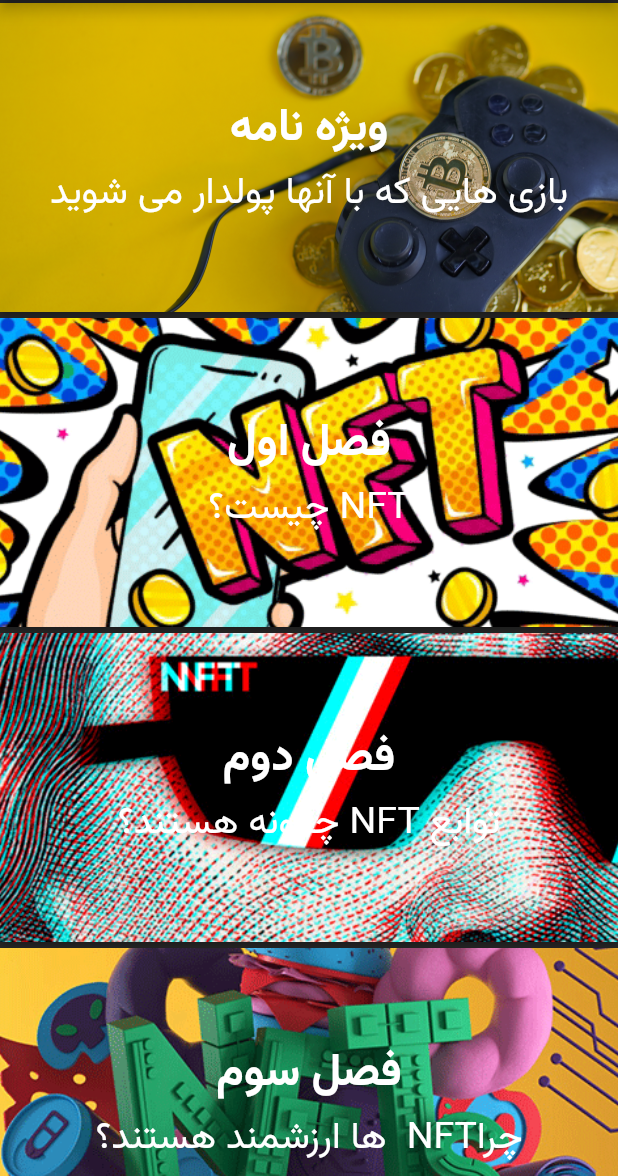
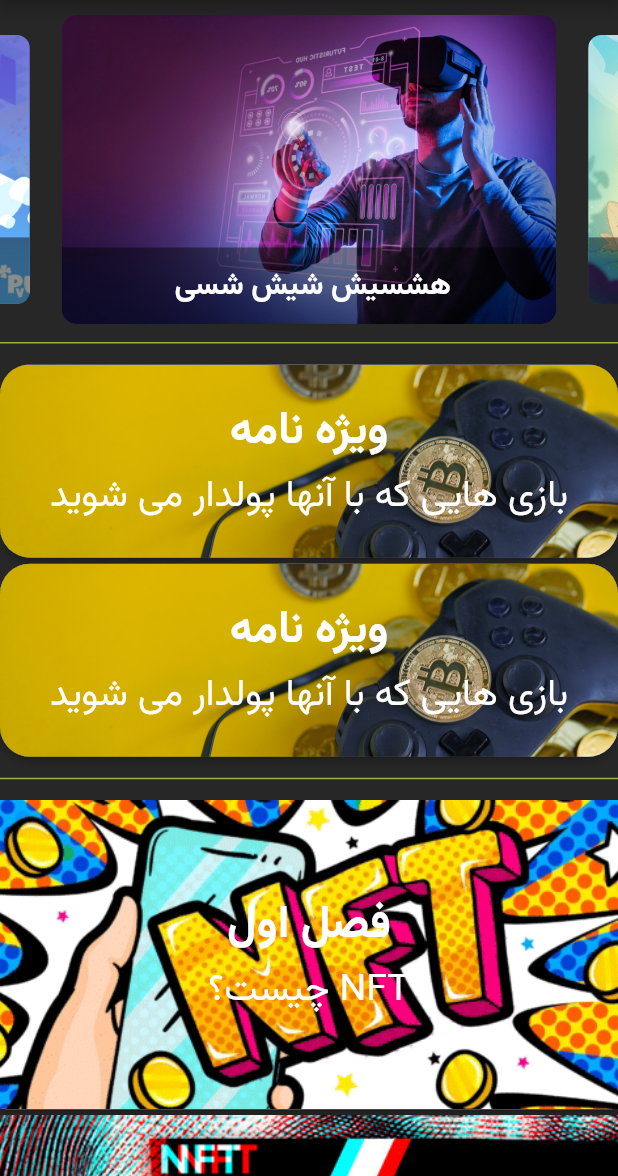
Before and after one commit to mahdiyarz/nft_guide, a Flutter app: the Home screen opened by its route, on a phone screen of 412 x 824 dp, the part 60-1236 px from its top. Run offline on Flutter 3.47's test engine with Material 2 defaults, Android fonts, the phone set to English and light mode, and no system bars; drawn by our look-alikes of carousel_slider; our stand-ins replace introduction_screen, shared_preferences; missing offline and left inert: shared_preferences_web, tapsell_plus; accounts and stored records are empty.

Commit message:
remove some extra code and changing home screen

```diff
--- a/analysis_options.yaml
+++ b/analysis_options.yaml
@@ -22,7 +22,7 @@ linter:
   # `// ignore_for_file: name_of_lint` syntax on the line or in the file
   # producing the lint.
   rules:
-    # avoid_print: false  # Uncomment to disable the `avoid_print` rule
+    # avoid_print: false  # Uncomment to disable the `avoid_print` rulegit
     # prefer_single_quotes: true  # Uncomment to enable the `prefer_single_quotes` rule
 
 # Additional information about this file can be found at
--- a/lib/Games/gameCard.dart
+++ b/lib/Games/gameCard.dart
@@ -15,12 +15,14 @@ class GameCard extends StatelessWidget {
             .push(MaterialPageRoute(builder: (_) => GameList()));
       },
       child: Card(
+        shape: RoundedRectangleBorder(borderRadius: BorderRadius.circular(20)),
         margin: const EdgeInsets.symmetric(
           vertical: 2,
         ),
         elevation: 2,
         child: Container(
             decoration: BoxDecoration(
+              borderRadius: BorderRadius.circular(20),
               image: DecorationImage(
                 image: AssetImage('images/gamepic.webp'),
                 fit: BoxFit.cover,
@@ -30,7 +32,7 @@ class GameCard extends StatelessWidget {
               // borderRadius: BorderRadius.circular(15),
             ),
             width: MediaQuery.of(context).size.width,
-            height: MediaQuery.of(context).size.width / 2,
+            height: MediaQuery.of(context).size.width / 3.2,
             child: Column(
               mainAxisAlignment: MainAxisAlignment.center,
               children: [
--- a/lib/screens/home.dart
+++ b/lib/screens/home.dart
@@ -1,6 +1,7 @@
 import 'dart:async';
 import 'dart:io';
 
+import 'package:carousel_slider/carousel_slider.dart';
 import 'package:flutter/material.dart';
 import 'package:flutter/services.dart';
 import 'package:tapsell_plus/tapsell_plus.dart';
@@ -8,7 +9,6 @@ import 'package:tapsell_plus/tapsell_plus.dart';
 import '../Games/gameCard.dart';
 import '../widgets/custom_drawer.dart';
 import '../widgets/adBanner.dart';
-import '../widgets/buildbottomsheet.dart';
 import '../widgets/nftListView.dart';
 
 class Home extends StatefulWidget {
@@ -23,8 +23,25 @@ class _HomeState extends State<Home> with TickerProviderStateMixin {
   Animation<double>? _animation1;
   Animation<double>? _animation2;
   Animation<double>? _animation3;
+  String zoneIdBannerMid = '6278076347a6dd582add9bab';
+  String zoneIdBannerDown = '62795b1847a6dd582add9c56';
+  NativeAdData? bannerDataMid;
+  NativeAdData? bannerDataDown;
+  NativeAdData? ad2;
+  bool _bool = true;
+  final List<String> imgList = [
+    'assets/images/article-ch7.jpeg',
+    'images/un1.png',
+    'images/un2.png',
+  ];
+  final List<String> textList = [
+    ' هشسیش شیش شسی',
+    'سییبی شیص الا ث',
+    'یبس سعناسببس س',
+  ];
 
-  bool _bool = true;
+  final CarouselController _controllerCr = CarouselController();
+  int _currentCr = 0;
 
   @override
   void dispose() {
@@ -32,12 +49,6 @@ class _HomeState extends State<Home> with TickerProviderStateMixin {
     super.dispose();
   }
 
-  String zoneIdBannerMid = '6278076347a6dd582add9bab';
-  String zoneIdBannerDown = '62795b1847a6dd582add9c56';
-
-  NativeAdData? bannerDataMid;
-  NativeAdData? bannerDataDown;
-  NativeAdData? ad2;
   void setAd2Data(NativeAdData nativeAd) {
     setState(() {
       ad2 = nativeAd;
@@ -113,12 +124,6 @@ class _HomeState extends State<Home> with TickerProviderStateMixin {
         if (responseId.isNotEmpty) {
           TapsellPlus.instance.showNativeAd(responseId, onOpened: (nativeAd) {
             setMIdData(nativeAd);
-            print(nativeAd.title);
-            if (bannerDataMid != null) {
-              print('true');
-            } else {
-              print('false');
-            }
           }, onError: (errorPayload) {
             // Error when getting ad info
           });
@@ -148,12 +153,6 @@ class _HomeState extends State<Home> with TickerProviderStateMixin {
         if (responseId.isNotEmpty) {
           TapsellPlus.instance.showNativeAd(responseId, onOpened: (nativeAd) {
             setDownData(nativeAd);
-            print(nativeAd.title);
-            if (bannerDataDown != null) {
-              print('true');
-            } else {
-              print('false');
-            }
           }, onError: (errorPayload) {
             // Error when getting ad info
           });
@@ -186,11 +185,6 @@ class _HomeState extends State<Home> with TickerProviderStateMixin {
           TapsellPlus.instance.showNativeAd(responseId, onOpened: (nativeAd) {
             setAd2Data(nativeAd);
             print(nativeAd.title);
-            if (ad2 != null) {
-              print('true');
-            } else {
-              print('false');
-            }
           }, onError: (errorPayload) {
             // Error when getting ad info
           });
@@ -201,8 +195,52 @@ class _HomeState extends State<Home> with TickerProviderStateMixin {
     }
   }
 
+  Widget divider() {
+    return Divider(
+      height: 25,
+      thickness: 1,
+      color: Color.fromARGB(255, 142, 183, 65),
+    );
+  }
+
   @override
   Widget build(BuildContext context) {
+    final List<Widget> imageSliders = imgList
+        .map((item) => Container(
+              child: Container(
+                child: ClipRRect(
+                    borderRadius: BorderRadius.all(Radius.circular(10.0)),
+                    child: Stack(
+                      fit: StackFit.expand,
+                      children: [
+                        Image.asset(
+                          item,
+                          fit: BoxFit.cover,
+                        ),
+                        Positioned(
+                            bottom: 0,
+                            left: 0,
+                            right: 0,
+                            child: Container(
+                              color: Colors.black45,
+                              padding: EdgeInsets.symmetric(
+                                  vertical: 10.0, horizontal: 20.0),
+                              child: Center(
+                                child: Text(
+                                  textList[imgList.indexOf(item)],
+                                  style: TextStyle(
+                                    color: Colors.white,
+                                    fontSize: 20.0,
+                                    fontWeight: FontWeight.bold,
+                                  ),
+                                ),
+                              ),
+                            ))
+                      ],
+                    )),
+              ),
+            ))
+        .toList();
     double _width = MediaQuery.of(context).size.width;
     return Scaffold(
       appBar: AppBar(
@@ -251,7 +289,21 @@ class _HomeState extends State<Home> with TickerProviderStateMixin {
           ListView(
             shrinkWrap: true,
             children: [
+              SizedBox(
+                height: 10,
+              ),
+              CarouselSlider(
+                options: CarouselOptions(
+                  autoPlay: true,
+                  aspectRatio: 2.0,
+                  enlargeCenterPage: true,
+                ),
+                items: imageSliders,
+              ),
+              divider(),
               GameCard(),
+              GameCard(),
+              divider(),
               NftListView(index: 0, ad2: ad2),
               NftListView(index: 1, ad2: ad2),
               NftListView(index: 2, ad2: ad2),
--- a/lib/screens/onboardingpage.dart
+++ b/lib/screens/onboardingpage.dart
@@ -2,7 +2,6 @@ import 'package:nft_guide/screens/home.dart';
 import 'package:shared_preferences/shared_preferences.dart';
 import 'package:flutter/foundation.dart';
 import 'package:flutter/material.dart';
-import 'package:flutter/services.dart';
 import 'package:introduction_screen/introduction_screen.dart';
 
 class OnBoardingPage extends StatefulWidget {
@@ -109,7 +108,7 @@ class _OnBoardingPageState extends State<OnBoardingPage> {
       onDone: () => _onIntroEnd(context),
       //onSkip: () => _onIntroEnd(context), // You can override onSkip callback
       showBackButton: false,
-      showSkipButton: true,
+      showSkipButton: false,
       skipOrBackFlex: 0,
       nextFlex: 0,
 
--- a/pubspec.yaml
+++ b/pubspec.yaml
@@ -29,7 +29,6 @@ environment:
 dependencies:
   tapsell_plus: ^2.1.7
   shared_preferences: ^2.0.13
-  adobe_xd: ^2.0.0
   flutter:
     sdk: flutter
 
@@ -37,6 +36,7 @@ dependencies:
   # Use with the CupertinoIcons class for iOS style icons.
   cupertino_icons: ^1.0.2
   introduction_screen: ^3.0.2
+  carousel_slider: ^4.1.1
 
 dev_dependencies:
   flutter_test:
```
Also changed, not shown: 1 other file.
